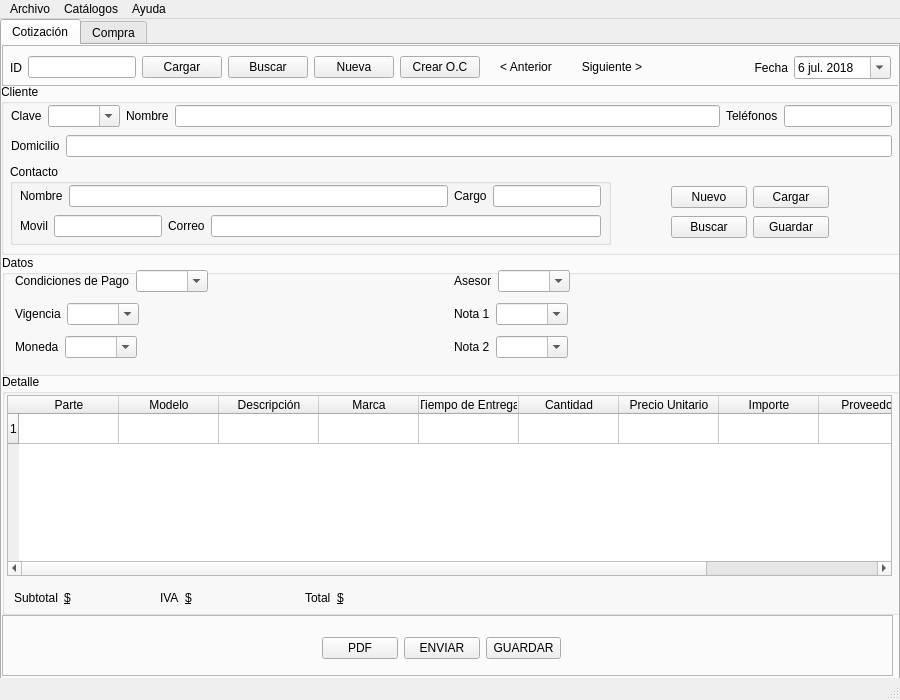
Before: the Qt Designer form ventana.ui in esantanaya/coticom, drawn with Qt 5.
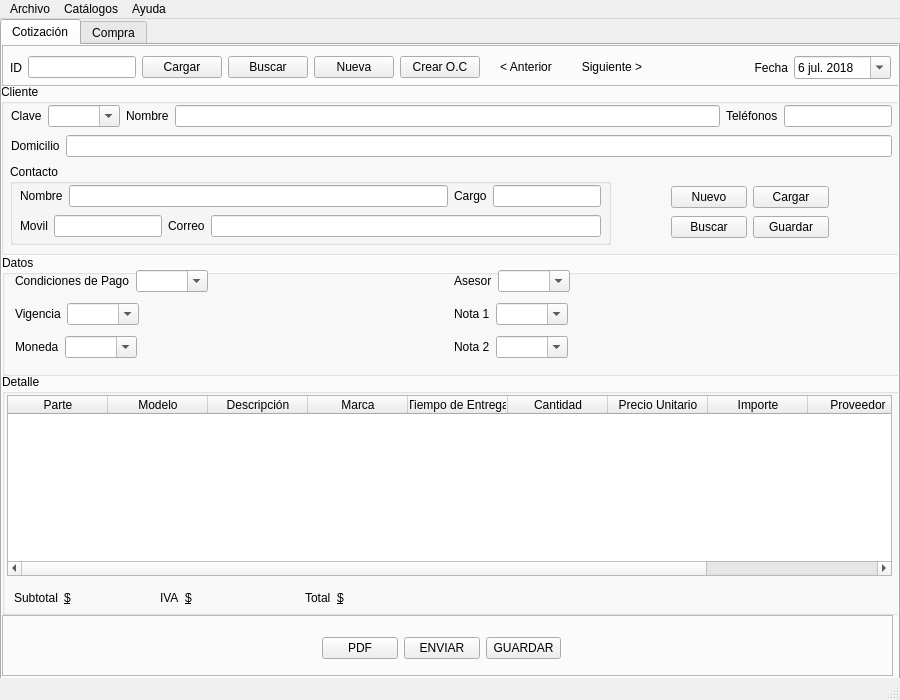
After: the same form once the commit is applied. Icons and pictures are not drawn.

Commit message: Terminamos de cargar cosas

```diff
--- a/ventana.ui
+++ b/ventana.ui
@@ -821,20 +821,12 @@
         <bool>true</bool>
        </property>
        <property name="rowCount">
-        <number>1</number>
+        <number>0</number>
        </property>
-       <row/>
        <column>
         <property name="text">
          <string>Parte</string>
         </property>
-        <property name="background">
-         <color>
-          <red>184</red>
-          <green>184</green>
-          <blue>184</blue>
-         </color>
-        </property>
        </column>
        <column>
         <property name="text">
@@ -847,6 +839,15 @@
           <blue>184</blue>
          </color>
         </property>
+        <property name="foreground">
+         <brush brushstyle="SolidPattern">
+          <color alpha="255">
+           <red>0</red>
+           <green>0</green>
+           <blue>0</blue>
+          </color>
+         </brush>
+        </property>
        </column>
        <column>
         <property name="text">
@@ -895,11 +896,6 @@
          <string>Costo Unitario</string>
         </property>
        </column>
-       <item row="0" column="1">
-        <property name="text">
-         <string/>
-        </property>
-       </item>
       </widget>
       <widget class="QWidget" name="">
        <property name="geometry">
```
The commit also changes 2 other files.
